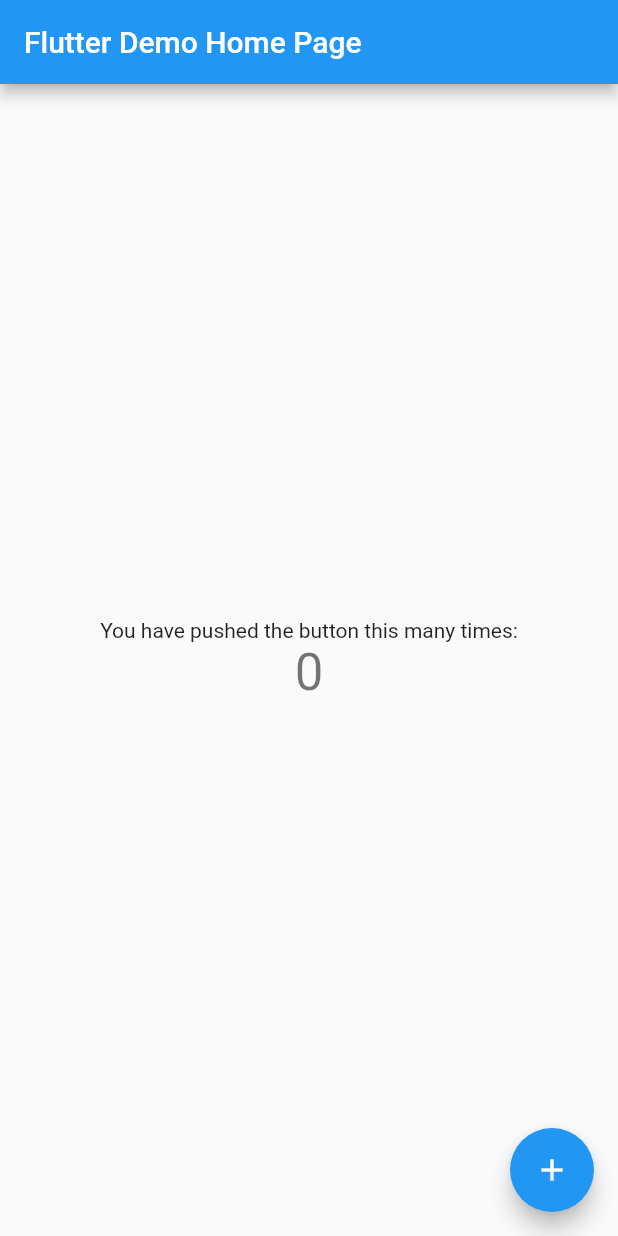
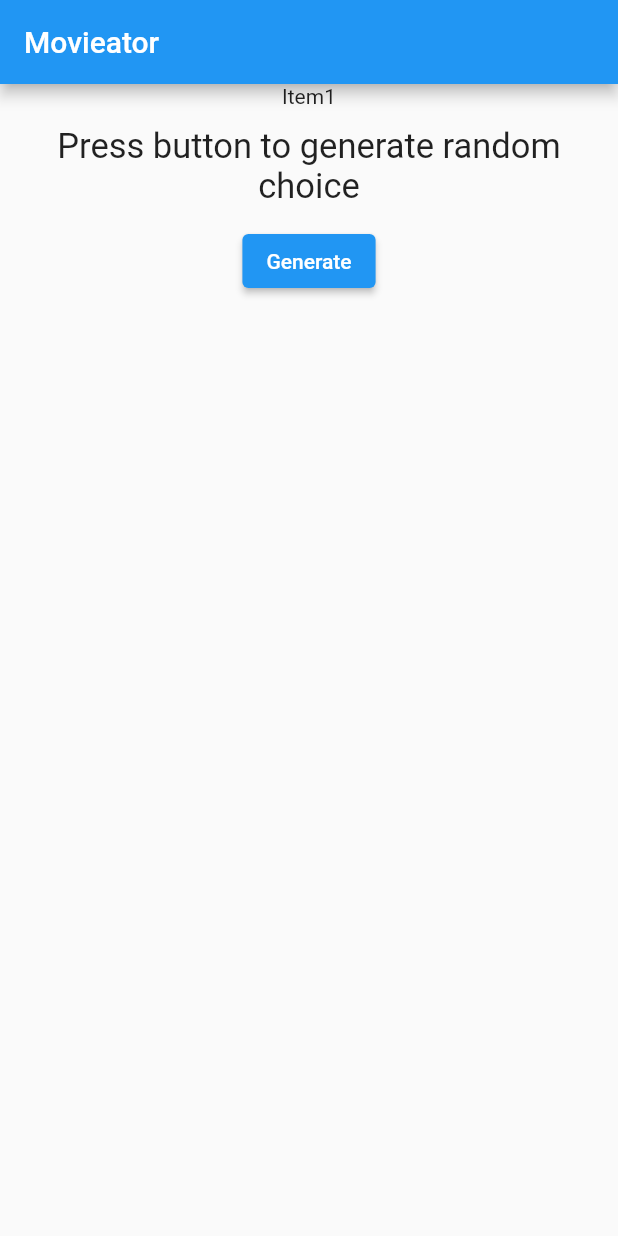
Before and after one commit to EKOLX/Movieator, a Flutter app: the screen it shows after launch, on a phone screen of 412 x 824 dp. Run offline on Flutter 3.47's test engine with Material 2 defaults, Android fonts, the phone set to English and light mode, and no system bars.

Commit message:
Updating main UI.

```diff
--- a/lib/main.dart
+++ b/lib/main.dart
@@ -1,113 +1,46 @@
 import 'package:flutter/material.dart';
 
-void main() {
-  runApp(MyApp());
-}
+void main() => runApp(MainApp());
 
-class MyApp extends StatelessWidget {
-  // This widget is the root of your application.
+class MainApp extends StatefulWidget {
   @override
-  Widget build(BuildContext context) {
-    return MaterialApp(
-      title: 'Flutter Demo',
-      theme: ThemeData(
-        // This is the theme of your application.
-        //
-        // Try running your application with "flutter run". You'll see the
-        // application has a blue toolbar. Then, without quitting the app, try
-        // changing the primarySwatch below to Colors.green and then invoke
-        // "hot reload" (press "r" in the console where you ran "flutter run",
-        // or simply save your changes to "hot reload" in a Flutter IDE).
-        // Notice that the counter didn't reset back to zero; the application
-        // is not restarted.
-        primarySwatch: Colors.blue,
-      ),
-      home: MyHomePage(title: 'Flutter Demo Home Page'),
-    );
+  State<StatefulWidget> createState() {
+    return MainAppState();
   }
 }
 
-class MyHomePage extends StatefulWidget {
-  MyHomePage({Key? key, required this.title}) : super(key: key);
+class MainAppState extends State<MainApp> {
+  var list = ['Item1', 'Item2'];
+  int listIndex = 0;
 
-  // This widget is the home page of your application. It is stateful, meaning
-  // that it has a State object (defined below) that contains fields that affect
-  // how it looks.
-
-  // This class is the configuration for the state. It holds the values (in this
-  // case the title) provided by the parent (in this case the App widget) and
-  // used by the build method of the State. Fields in a Widget subclass are
-  // always marked "final".
-
-  final String title;
-
-  @override
-  _MyHomePageState createState() => _MyHomePageState();
-}
-
-class _MyHomePageState extends State<MyHomePage> {
-  int _counter = 0;
-
-  void _incrementCounter() {
+  void generatePressed() {
     setState(() {
-      // This call to setState tells the Flutter framework that something has
-      // changed in this State, which causes it to rerun the build method below
-      // so that the display can reflect the updated values. If we changed
-      // _counter without calling setState(), then the build method would not be
-      // called again, and so nothing would appear to happen.
-      _counter++;
+      listIndex++;
     });
   }
 
   @override
   Widget build(BuildContext context) {
-    // This method is rerun every time setState is called, for instance as done
-    // by the _incrementCounter method above.
-    //
-    // The Flutter framework has been optimized to make rerunning build methods
-    // fast, so that you can just rebuild anything that needs updating rather
-    // than having to individually change instances of widgets.
-    return Scaffold(
+    return MaterialApp(
+        home: Scaffold(
       appBar: AppBar(
-        // Here we take the value from the MyHomePage object that was created by
-        // the App.build method, and use it to set our appbar title.
-        title: Text(widget.title),
+        title: Text('Movieator'),
       ),
-      body: Center(
-        // Center is a layout widget. It takes a single child and positions it
-        // in the middle of the parent.
-        child: Column(
-          // Column is also a layout widget. It takes a list of children and
-          // arranges them vertically. By default, it sizes itself to fit its
-          // children horizontally, and tries to be as tall as its parent.
-          //
-          // Invoke "debug painting" (press "p" in the console, choose the
-          // "Toggle Debug Paint" action from the Flutter Inspector in Android
-          // Studio, or the "Toggle Debug Paint" command in Visual Studio Code)
-          // to see the wireframe for each widget.
-          //
-          // Column has various properties to control how it sizes itself and
-          // how it positions its children. Here we use mainAxisAlignment to
-          // center the children vertically; the main axis here is the vertical
-          // axis because Columns are vertical (the cross axis would be
-          // horizontal).
-          mainAxisAlignment: MainAxisAlignment.center,
-          children: <Widget>[
-            Text(
-              'You have pushed the button this many times:',
+      body: Column(
+        children: [
+          Text(list[listIndex]),
+          Container(
+            child: Text(
+              'Press button to generate random choice',
+              style: TextStyle(fontSize: 23),
+              textAlign: TextAlign.center,
             ),
-            Text(
-              '$_counter',
-              style: Theme.of(context).textTheme.headline4,
-            ),
-          ],
-        ),
+            width: double.infinity,
+            margin: EdgeInsets.all(12),
+          ),
+          ElevatedButton(child: Text('Generate'), onPressed: generatePressed)
+        ],
       ),
-      floatingActionButton: FloatingActionButton(
-        onPressed: _incrementCounter,
-        tooltip: 'Increment',
-        child: Icon(Icons.add),
-      ), // This trailing comma makes auto-formatting nicer for build methods.
-    );
+    ));
   }
 }
```
Also changed, not shown: 1 other file.
